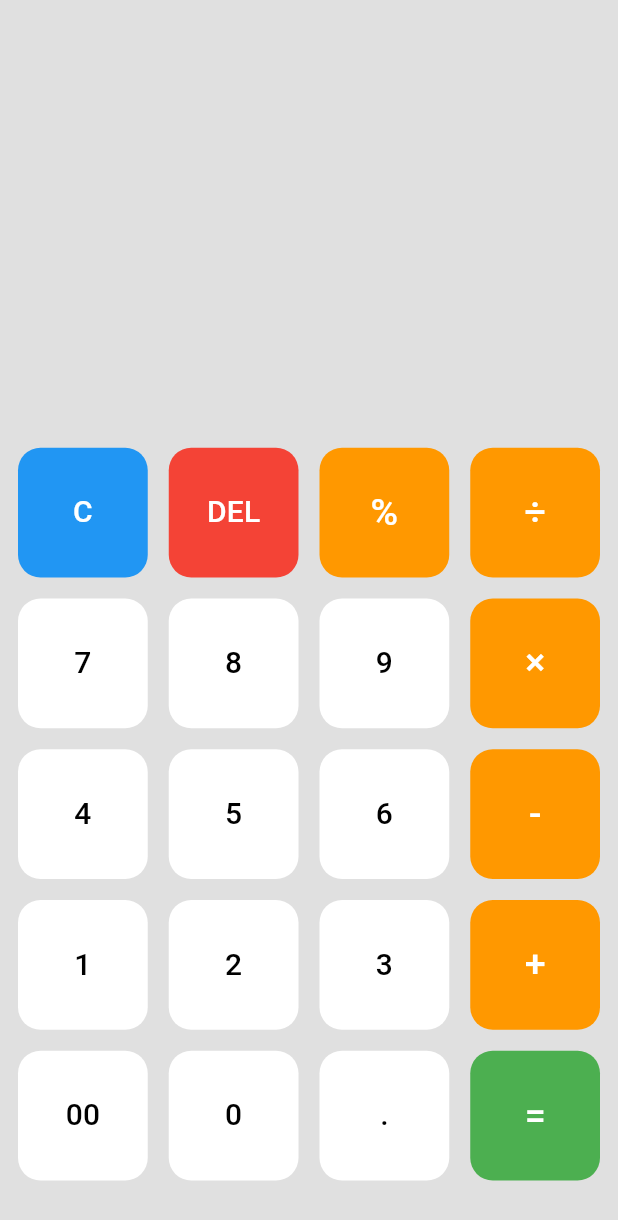
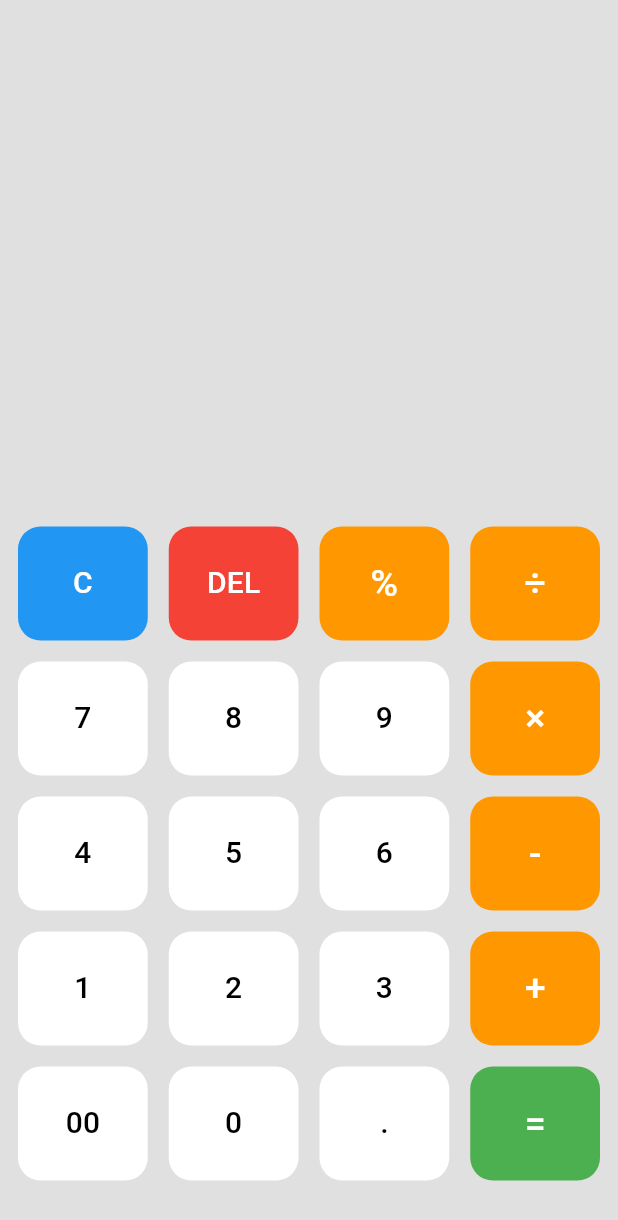
Before and after one commit to AliGhzz/Calculator, a Flutter app: the screen it shows after launch, on a phone screen of 412 x 824 dp. Shown: the top 1220 px of the screen. Run offline on Flutter 3.47's test engine with Material 3 defaults, Android fonts, the phone set to English and light mode, and no system bars; our stand-ins replace math_expressions.

Commit message:
make app responsive

```diff
--- a/lib/custom_button.dart
+++ b/lib/custom_button.dart
@@ -13,6 +13,7 @@ class CustomButton extends StatelessWidget {
     return Padding(
       padding: const EdgeInsets.all(7.0),
       child: Container(
+        height: 100,
         decoration: BoxDecoration(
           color: color,
           borderRadius: BorderRadius.circular(15)
--- a/lib/main.dart
+++ b/lib/main.dart
@@ -1,6 +1,7 @@
 import 'package:flutter/material.dart';
 import 'package:flutter/services.dart';
 import 'package:calculator/custom_button.dart';
+import 'package:flutter/widgets.dart';
 import 'package:math_expressions/math_expressions.dart';
 import 'package:intl/intl.dart';
 
@@ -42,22 +43,22 @@ class _HomeState extends State<Home> {
   String answer = '';
   @override
   Widget build(BuildContext context) {
+    var width =MediaQuery.of(context).size.width;
+
     return Scaffold(
       backgroundColor: Colors.black12,
       body: Column(
+        mainAxisAlignment: MainAxisAlignment.spaceBetween,
         children: [
-          SizedBox(
-            height: 200,
-            child: Padding(
+          Padding(
             padding: const EdgeInsets.all(12.0),
             child: Container(
+              width: double.infinity,
               margin: const EdgeInsets.fromLTRB(0, 30, 0, 0),
               alignment: Alignment.topLeft,
               child: Text(showingMathExpr,style: const TextStyle(fontSize: 30,color: Colors.white)),
             )
           ),
-          ),
-          Spacer(),
           Container(
             alignment: Alignment.bottomCenter,
             padding: const EdgeInsets.all(5),
@@ -66,16 +67,19 @@ class _HomeState extends State<Home> {
               mainAxisAlignment: MainAxisAlignment.end,
               children: [
                 Container(
-                  height: 80,
+                  height: 60,
                   width: double.infinity,
                   alignment: Alignment.bottomRight,
                   padding: const EdgeInsets.fromLTRB(0,0,7,0),
                   child: FittedBox(child: Text(answer,style: const TextStyle(fontSize:50,color: Colors.white),)),
                 ),
-                GridView.builder(
+                Container(
+                  alignment: Alignment.bottomCenter,
+                  child: GridView.builder(
                     itemCount: 20,
                     gridDelegate: const SliverGridDelegateWithFixedCrossAxisCount(
                       crossAxisCount: 4,
+                      mainAxisExtent: 90,
                     ),
                     shrinkWrap: true,
                     itemBuilder: (context, index) {
@@ -145,6 +149,7 @@ class _HomeState extends State<Home> {
                       }
                     },
                   ),
+                ),
               ],
             ),
           ),
```
Also changed, not shown: pubspec.lock. Lines whose indentation alone changed are shown as unchanged.
